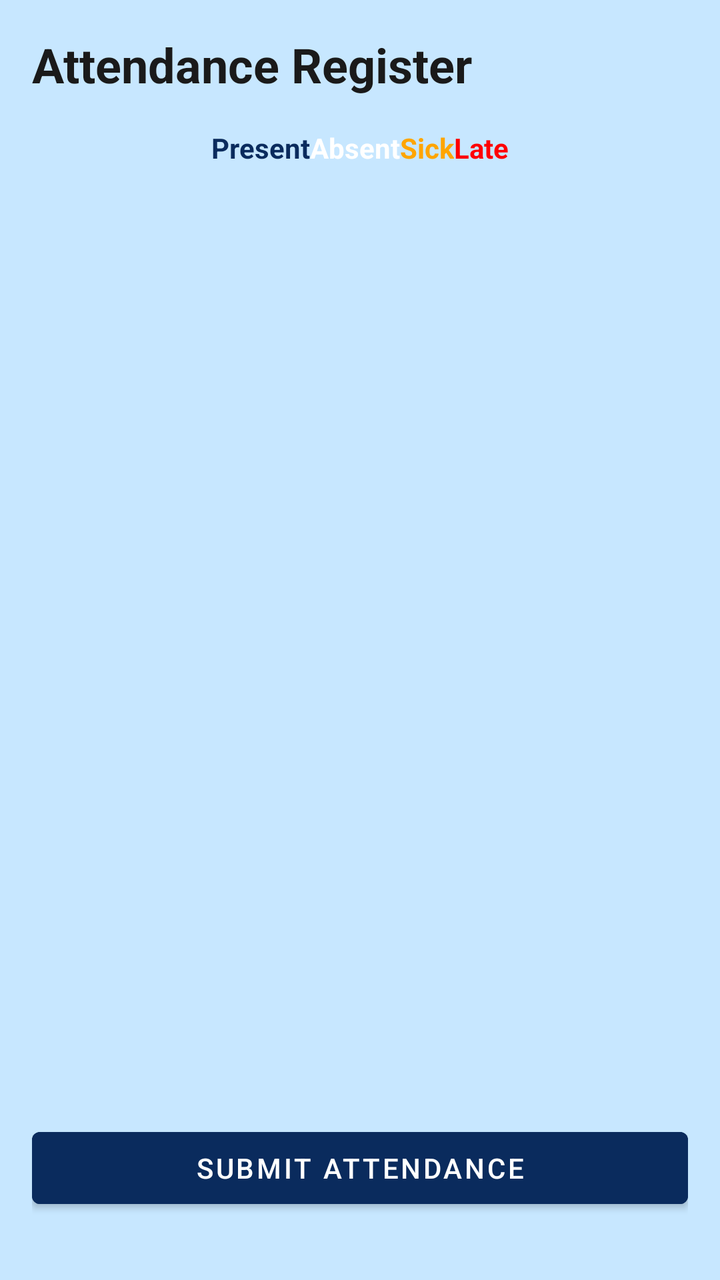
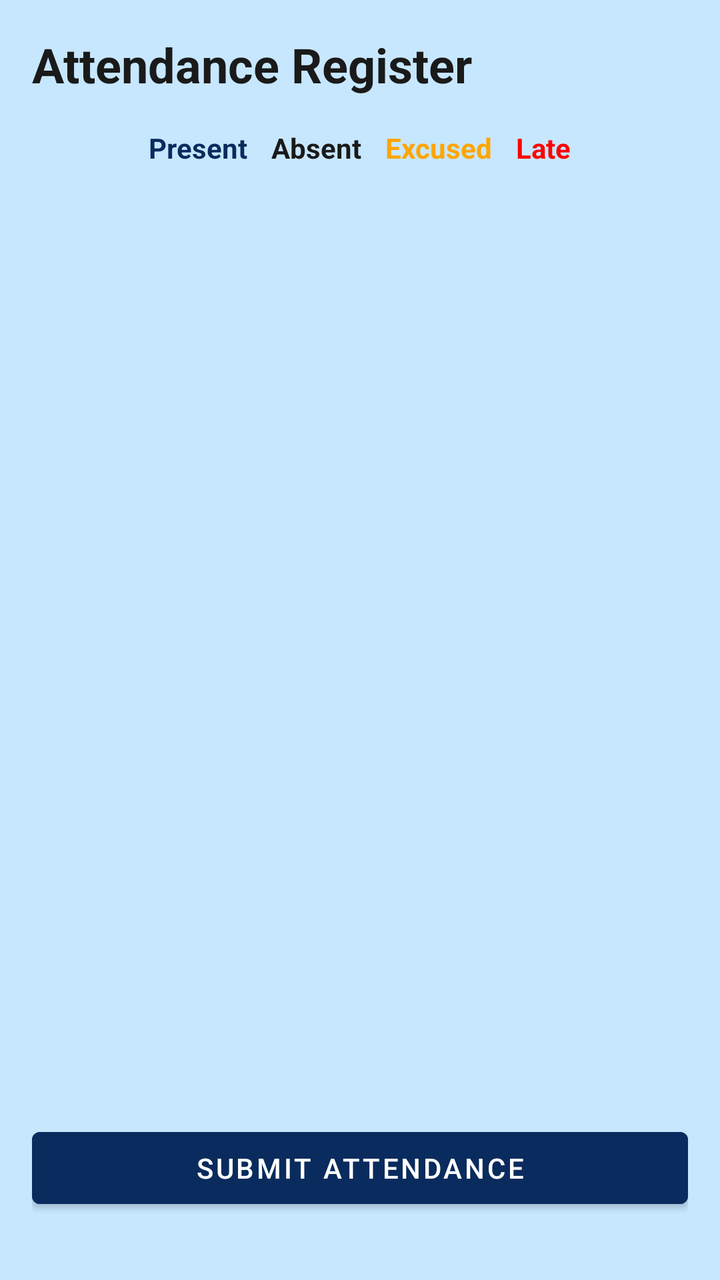

Before-and-after screenshots of an Android layout around one commit, followed by the original layout XML and the change that was made.
<!-- AndroidManifest.xml: application theme Theme.NurtureNest -->
<!-- res/layout/fragment_teacher_dashboard.xml -->
<?xml version="1.0" encoding="utf-8"?>
<androidx.constraintlayout.widget.ConstraintLayout
    xmlns:android="http://schemas.android.com/apk/res/android"
    xmlns:app="http://schemas.android.com/apk/res-auto"
    xmlns:tools="http://schemas.android.com/tools"
    android:id="@+id/teacher_dashboard_root"
    android:layout_width="match_parent"
    android:layout_height="match_parent"
    android:padding="16dp"
    android:background="@color/light_background"
    tools:context=".fragments.TeacherDashboardFragment">

    
    <TextView
        android:id="@+id/tvDashboardTitle"
        android:layout_width="wrap_content"
        android:layout_height="wrap_content"
        android:text="Attendance Register"
        android:textSize="24sp"
        android:textStyle="bold"
        android:textColor="@color/light_on_background"
        app:layout_constraintTop_toTopOf="parent"
        app:layout_constraintStart_toStartOf="parent" />

    
    <LinearLayout
        android:id="@+id/legend_layout"
        android:layout_width="0dp"
        android:layout_height="wrap_content"
        android:orientation="horizontal"
        android:layout_marginTop="16dp"
        app:layout_constraintTop_toBottomOf="@id/tvDashboardTitle"
        app:layout_constraintStart_toStartOf="parent"
        app:layout_constraintEnd_toEndOf="parent"
        android:gravity="center">

        <TextView
            android:id="@+id/tvPresentLegend"
            android:layout_width="wrap_content"
            android:layout_height="wrap_content"
            android:text="Present"
            android:textColor="@color/light_primary"
            android:textStyle="bold" />

        <TextView
            android:id="@+id/tvAbsentLegend"
            android:layout_width="wrap_content"
            android:layout_height="wrap_content"
            android:text="Absent"
            android:textColor="@color/dark_on_background"
            android:textStyle="bold" />

        <TextView
            android:id="@+id/tvSickLegend"
            android:layout_width="wrap_content"
            android:layout_height="wrap_content"
            android:text="Sick"
            android:textColor="#FFA500"
            android:textStyle="bold" />

        <TextView
            android:id="@+id/tvLateLegend"
            android:layout_width="wrap_content"
            android:layout_height="wrap_content"
            android:text="Late"
            android:textColor="#FF0000"
            android:textStyle="bold" />
    </LinearLayout>

    
    <androidx.recyclerview.widget.RecyclerView
        android:id="@+id/rvStudentList"
        android:layout_width="0dp"
        android:layout_height="0dp"
        android:layout_marginTop="16dp"
        app:layout_constraintTop_toBottomOf="@id/legend_layout"
        app:layout_constraintStart_toStartOf="parent"
        app:layout_constraintEnd_toEndOf="parent"
        app:layout_constraintBottom_toTopOf="@id/btnSubmitAttendance"
        android:clipToPadding="false"
        android:paddingBottom="16dp"/>

    
    <Button
        android:id="@+id/btnSubmitAttendance"
        android:layout_width="0dp"
        android:layout_height="wrap_content"
        android:text="Submit Attendance"
        android:textColor="@color/light_on_primary"
        android:backgroundTint="@color/light_primary"
        android:layout_marginTop="16dp"
        android:layout_marginBottom="16dp"
        app:layout_constraintBottom_toBottomOf="parent"
        app:layout_constraintStart_toStartOf="parent"
        app:layout_constraintEnd_toEndOf="parent"/>

</androidx.constraintlayout.widget.ConstraintLayout>
<!-- resources referenced by this layout -->
<resources>
  <color name="dark_on_background">#FFFFFF</color>
  <color name="light_background">#C7E7FF</color>
  <color name="light_on_background">#1A1A1A</color>
  <color name="light_on_primary">#FFFFFF</color>
  <color name="light_primary">#0A2B5D</color>
  <style name="Theme.NurtureNest" parent="Theme.MaterialComponents.DayNight.NoActionBar">
          <item name="colorPrimary">#0A2B5D</item>
          <item name="colorOnPrimary">#FFFFFF</item>
          <item name="colorSurface">#000000</item>
          <item name="colorOnSurface">#FFFFFF</item>
          <item name="colorBackground">#C7E7FF</item>
          <item name="colorOnBackground">#1A1A1A</item>
          <item name="android:windowBackground">#C7E7FF</item>
      </style>
</resources>

<!-- the commit's change to res/layout/fragment_teacher_dashboard.xml (unified diff, before → after) -->
@@ -7,7 +7,7 @@
     android:layout_width="match_parent"
     android:layout_height="match_parent"
     android:padding="16dp"
-    android:background="@color/light_background"
+    android:background="?attr/colorBackground"
     tools:context=".fragments.TeacherDashboardFragment">
 
     
@@ -18,7 +18,7 @@
         android:text="Attendance Register"
         android:textSize="24sp"
         android:textStyle="bold"
-        android:textColor="@color/light_on_background"
+        android:textColor="?attr/colorOnBackground"
         app:layout_constraintTop_toTopOf="parent"
         app:layout_constraintStart_toStartOf="parent" />
 
@@ -29,34 +29,37 @@
         android:layout_height="wrap_content"
         android:orientation="horizontal"
         android:layout_marginTop="16dp"
+        android:gravity="center"
         app:layout_constraintTop_toBottomOf="@id/tvDashboardTitle"
         app:layout_constraintStart_toStartOf="parent"
-        app:layout_constraintEnd_toEndOf="parent"
-        android:gravity="center">
+        app:layout_constraintEnd_toEndOf="parent">
 
         <TextView
             android:id="@+id/tvPresentLegend"
             android:layout_width="wrap_content"
             android:layout_height="wrap_content"
             android:text="Present"
-            android:textColor="@color/light_primary"
-            android:textStyle="bold" />
+            android:textColor="?attr/colorPrimary"
+            android:textStyle="bold"
+            android:paddingEnd="12dp" />
 
         <TextView
             android:id="@+id/tvAbsentLegend"
             android:layout_width="wrap_content"
             android:layout_height="wrap_content"
             android:text="Absent"
-            android:textColor="@color/dark_on_background"
-            android:textStyle="bold" />
+            android:textColor="?attr/colorOnBackground"
+            android:textStyle="bold"
+            android:paddingEnd="12dp" />
 
         <TextView
             android:id="@+id/tvSickLegend"
             android:layout_width="wrap_content"
             android:layout_height="wrap_content"
-            android:text="Sick"
+            android:text="Excused"
             android:textColor="#FFA500"
-            android:textStyle="bold" />
+            android:textStyle="bold"
+            android:paddingEnd="12dp" />
 
         <TextView
             android:id="@+id/tvLateLegend"
@@ -73,12 +76,12 @@
         android:layout_width="0dp"
         android:layout_height="0dp"
         android:layout_marginTop="16dp"
+        android:clipToPadding="false"
+        android:paddingBottom="16dp"
         app:layout_constraintTop_toBottomOf="@id/legend_layout"
         app:layout_constraintStart_toStartOf="parent"
         app:layout_constraintEnd_toEndOf="parent"
-        app:layout_constraintBottom_toTopOf="@id/btnSubmitAttendance"
-        android:clipToPadding="false"
-        android:paddingBottom="16dp"/>
+        app:layout_constraintBottom_toTopOf="@id/btnSubmitAttendance" />
 
     
     <Button
@@ -86,12 +89,12 @@
         android:layout_width="0dp"
         android:layout_height="wrap_content"
         android:text="Submit Attendance"
-        android:textColor="@color/light_on_primary"
-        android:backgroundTint="@color/light_primary"
+        android:textColor="?attr/colorOnPrimary"
+        android:backgroundTint="?attr/colorPrimary"
         android:layout_marginTop="16dp"
         android:layout_marginBottom="16dp"
         app:layout_constraintBottom_toBottomOf="parent"
         app:layout_constraintStart_toStartOf="parent"
-        app:layout_constraintEnd_toEndOf="parent"/>
+        app:layout_constraintEnd_toEndOf="parent" />
 
 </androidx.constraintlayout.widget.ConstraintLayout>
<!-- resource entries referenced after the edit -->
@@ -1,10 +1,5 @@
 <!-- resources referenced by this layout -->
 <resources>
-  <color name="dark_on_background">#FFFFFF</color>
-  <color name="light_background">#C7E7FF</color>
-  <color name="light_on_background">#1A1A1A</color>
-  <color name="light_on_primary">#FFFFFF</color>
-  <color name="light_primary">#0A2B5D</color>
   <style name="Theme.NurtureNest" parent="Theme.MaterialComponents.DayNight.NoActionBar">
           <item name="colorPrimary">#0A2B5D</item>
           <item name="colorOnPrimary">#FFFFFF</item>
